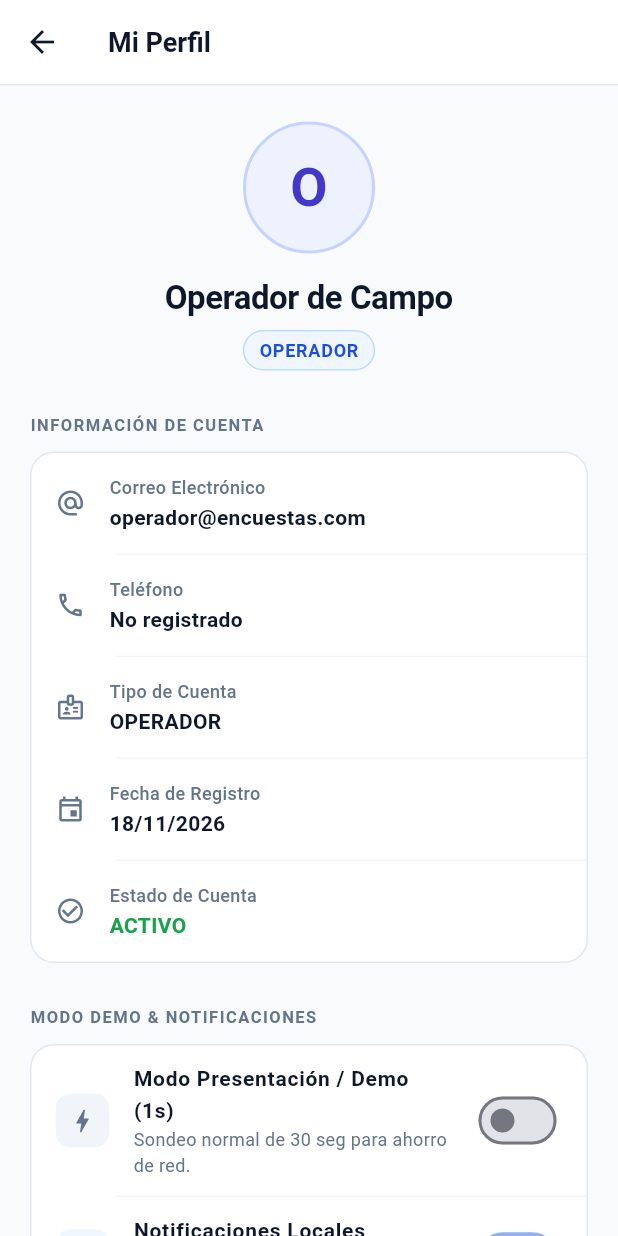
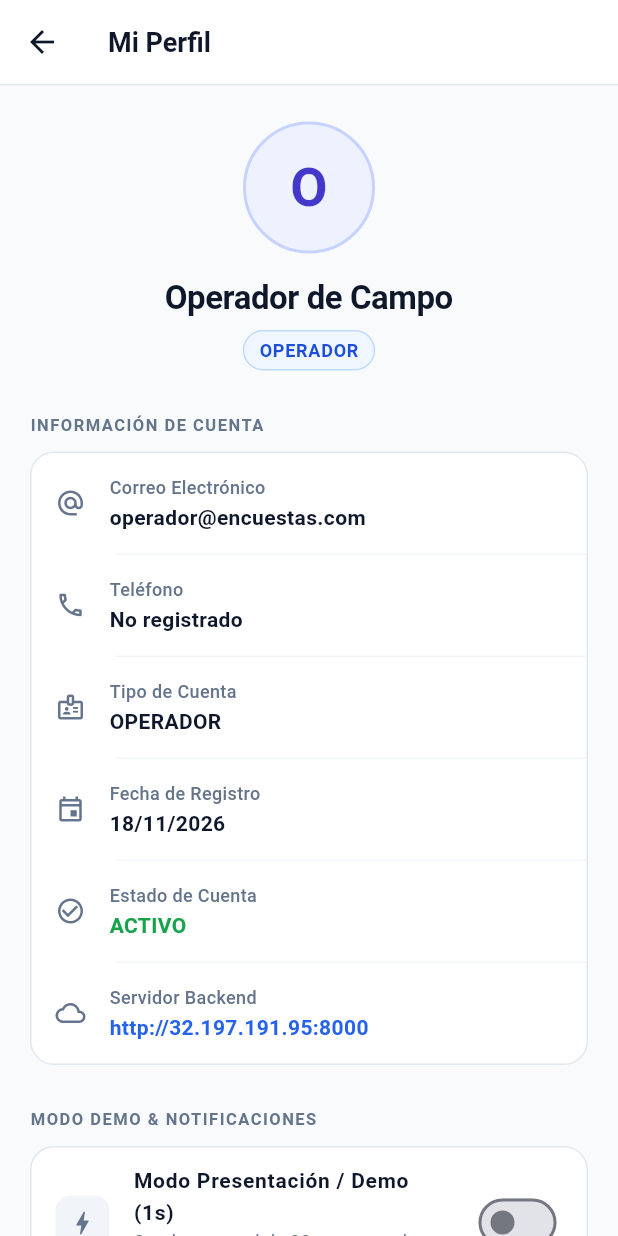
Before and after one commit to dedasema/surveysapp, a Flutter app: the ProfileScreen screen opened directly, on a phone screen of 412 x 824 dp. Run offline on Flutter 3.47's test engine with Material 3 defaults, Android fonts, the phone set to English and light mode, and no system bars; our stand-ins replace audioplayers, connectivity_plus, flutter_local_notifications, flutter_secure_storage, image_picker, permission_handler and 2 more; missing offline and left inert: record; accounts and stored records are empty.

Commit message:
feat: migrate backend endpoint to AWS and enable cleartext traffic

```diff
--- /dev/null
+++ b/lib/config/api_config.dart
@@ -0,0 +1,18 @@
+class ApiConfig {
+  /// URL base por defecto del backend en AWS
+  static const String defaultBaseUrl = 'http://32.197.191.95:8000';
+
+  static String _baseUrl = defaultBaseUrl;
+
+  /// Retorna la URL base activa garantizando que no termine en '/'
+  static String get baseUrl => _baseUrl;
+
+  /// Permite actualizar dinámicamente la URL base
+  static void setBaseUrl(String url) {
+    var cleaned = url.trim();
+    if (cleaned.endsWith('/')) {
+      cleaned = cleaned.substring(0, cleaned.length - 1);
+    }
+    _baseUrl = cleaned;
+  }
+}
--- a/lib/screens/profile_screen.dart
+++ b/lib/screens/profile_screen.dart
@@ -149,6 +149,13 @@ class ProfileScreen extends StatelessWidget {
                     valueColor: effectiveUser.estado == 'activo'
                         ? const Color(0xFF16A34A)
                         : const Color(0xFFDC2626),
+                  ),
+                  const Divider(height: 1, indent: 56, color: Color(0xFFF1F5F9)),
+                  _buildProfileRow(
+                    icon: Icons.cloud_outlined,
+                    label: 'Servidor Backend',
+                    value: AppConfigService.instance.baseUrl,
+                    valueColor: const Color(0xFF2563EB),
                   ),
                 ],
               ),
--- a/lib/services/audio_service.dart
+++ b/lib/services/audio_service.dart
@@ -3,13 +3,14 @@ import 'dart:io';
 import 'package:http/http.dart' as http;
 import 'package:shared_preferences/shared_preferences.dart';
 import '../models/campaign_models.dart';
+import '../config/api_config.dart';
 import 'package:http_parser/http_parser.dart';
 import 'app_config_service.dart';
 import 'notification_service.dart';
 import 'auth_service.dart';
 
 class AudioService {
-  static const String baseUrl = 'https://surveys-backend-83d9.onrender.com';
+  static String get baseUrl => ApiConfig.baseUrl;
   final AuthService _authService = AuthService();
 
   Future<String?> _getToken() async {
--- a/lib/services/auth_service.dart
+++ b/lib/services/auth_service.dart
@@ -3,9 +3,10 @@ import 'package:http/http.dart' as http;
 import 'package:flutter_secure_storage/flutter_secure_storage.dart';
 import 'package:shared_preferences/shared_preferences.dart';
 import '../models/auth_models.dart';
+import '../config/api_config.dart';
 
 class AuthService {
-  static const String baseUrl = 'https://surveys-backend-83d9.onrender.com';
+  static String get baseUrl => ApiConfig.baseUrl;
   static const _storage = FlutterSecureStorage();
 
   static const String _keyAccessToken = 'access_token';
--- a/lib/services/ocr_service.dart
+++ b/lib/services/ocr_service.dart
@@ -3,9 +3,10 @@ import 'dart:io';
 import 'package:http/http.dart' as http;
 import 'package:http_parser/http_parser.dart';
 import 'package:path/path.dart' as path;
+import '../config/api_config.dart';
 
 class OCRService {
-  static const String baseUrl = 'https://surveys-backend-83d9.onrender.com';
+  static String get baseUrl => ApiConfig.baseUrl;
 
   Future<Map<String, dynamic>?> processImage(File imageFile, {String? entregaId}) async {
     try {
```
Also changed, not shown: lib/services/app_config_service.dart (+18 -0 lines), 1 other file.
